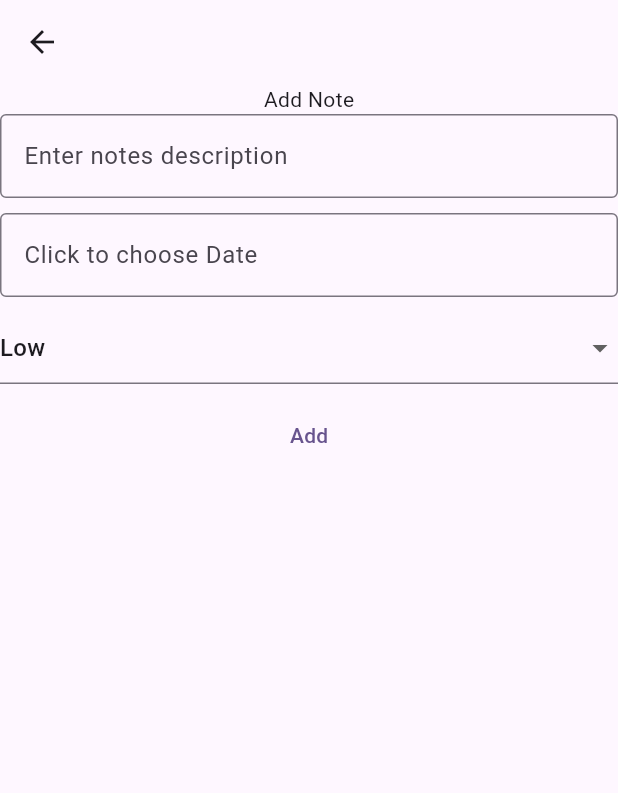
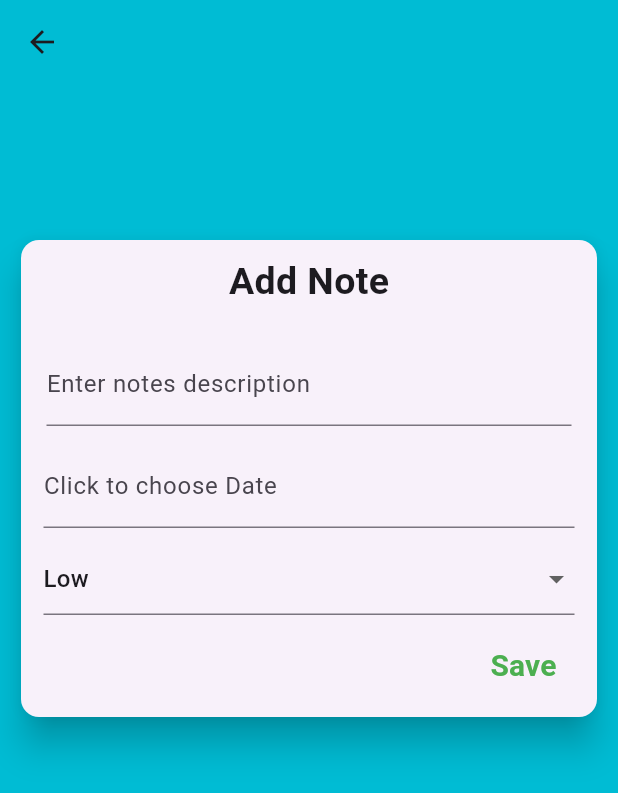
Before and after one commit to 420saqi/todoapp, a Flutter app: the screen it shows after launch, after a tap on the "add" icon, on a phone screen of 412 x 824 dp. Shown: the top 793 px of the screen. Run offline on Flutter 3.47's test engine with Material 2 defaults, Android fonts, the phone set to English and light mode, and no system bars; our stand-ins replace sqflite; accounts and stored records are empty.

Commit message:
UI is ready

```diff
--- a/lib/screens/add_new_note.dart
+++ b/lib/screens/add_new_note.dart
@@ -27,8 +27,11 @@ class _AddNewNoteState extends State<AddNewNote> {
   // dispose controller in dispose
   Future<void> insertNote() async {
     final context = this.context;
+
+    final cleanedDescription = _desController.text.trim();
+
     final id = await DBHelper.insertNoteToDb(
-      _desController.text.toString(),
+      cleanedDescription,
       _dateController.text.toString(),
       _selectedPriority.toString(),
     );
@@ -75,24 +78,41 @@ class _AddNewNoteState extends State<AddNewNote> {
   Widget build(BuildContext context) {
     return SafeArea(
       child: Scaffold(
-        appBar: AppBar(),
+        backgroundColor: Colors.cyan.shade500,
+        appBar: AppBar(
+          backgroundColor: Colors.cyan.shade500,
+        ),
         body: SingleChildScrollView(
+          padding: const EdgeInsets.only(top: 100,left: 10,right: 10),
+          child: Card(
+            elevation: 10,
+            child: Padding(
+              padding: const EdgeInsets.symmetric(
+                  horizontal: 15.0,
+              vertical: 10
+              ),
               child: Column(
+                crossAxisAlignment: CrossAxisAlignment.end,
                 children: [
                   const Center(
-                child: Text('Add Note'),
+                    child: Text('Add Note',style: TextStyle(
+                      fontWeight: FontWeight.bold,
+                      fontSize: 25,
+                    ),),
                   ),
-              TextField(
+
+                  const SizedBox(height: 20,),
+
+                   Padding(
+                     padding: EdgeInsets.all(2),
+                     child: TextField(
                        maxLines: null,
                        textInputAction: TextInputAction.newline,
                        controller: _desController,
                        decoration: const InputDecoration(
                            labelText: 'Enter notes description',
-                    border: OutlineInputBorder(
-                      borderSide: BorderSide(
-                        color: Colors.grey,
                        ),
-                    )),
+                     ),
                    ),
                   const SizedBox(
                     height: 10,
@@ -106,11 +126,7 @@ class _AddNewNoteState extends State<AddNewNote> {
                         controller: _dateController,
                         decoration: const InputDecoration(
                             labelText: 'Click to choose Date',
-                        border: OutlineInputBorder(
-                          borderSide: BorderSide(
-                            color: Colors.grey,
                         ),
-                        )),
                       ),
                     ),
                   ),
@@ -142,8 +158,14 @@ class _AddNewNoteState extends State<AddNewNote> {
                         insertNote();
                         Navigator.of(context).pop();
                       },
-                  child: const Text('Add'))
+                      child: const Text('Save',style: TextStyle(
+                        fontSize: 20,
+                        fontWeight: FontWeight.bold,
+                        color: Colors.green
+                      ),))
                 ],
+              ),
+            ),
           ),
         ),
       ),
--- a/lib/screens/home_screen.dart
+++ b/lib/screens/home_screen.dart
@@ -21,41 +21,77 @@ class _HomeScreenState extends State<HomeScreen> {
 
   @override
   Widget build(BuildContext context) {
+    final notesLength =
+        Provider.of<DatabaseProvider>(context).listOfNotes.length;
     return SafeArea(
       child: Scaffold(
-        appBar: AppBar(
-          title: const Text('Todo List'),
+        backgroundColor: Colors.cyan.shade400,
+        body: Padding(
+          padding: const EdgeInsets.symmetric(horizontal: 10.0, vertical: 10),
+          child: Column(
+            // crossAxisAlignment: CrossAxisAlignment.start,
+            children: [
+              const SizedBox(
+                height: 25,
               ),
-        body: Consumer<DatabaseProvider>(
-          builder: (context, notes, child) =>
-              ListView.builder(
+              const Text(
+                'Your Todos',
+                style: TextStyle(fontSize: 30, fontWeight: FontWeight.bold),
+              ),
+              Text(
+                "$notesLength Task",
+                style: const TextStyle(fontSize: 18),
+              ),
+              const SizedBox(
+                height: 25,
+              ),
+              Expanded(
+                child: Consumer<DatabaseProvider>(
+                  builder: (context, notes, child) => notes.listOfNotes.isEmpty
+                      ? const Center(
+                          child: Text(
+                          'No Task yet! Start adding some',
+                          style: TextStyle(
+                            fontWeight: FontWeight.w600,
+                          ),
+                        ))
+                      : ListView.builder(
                           itemCount: notes.listOfNotes.length,
                           itemBuilder: (context, index) {
-                  final getPriority = notes.listOfNotes[index]['priority'];
+                            final getPriority =
+                                notes.listOfNotes[index]['priority'];
                             print(getPriority);
                             String setPriority;
                             if (getPriority == 'Priority.low') {
                               setPriority = 'Low';
-                  }
-                  else if (getPriority == 'Priority.medium') {
+                            } else if (getPriority == 'Priority.medium') {
                               setPriority = 'Medium';
-                  }
-                  else {
+                            } else {
                               setPriority = 'High';
                             }
-                  return ListTile(
-                    title: Text(notes.listOfNotes[index]['descriptionText']),
+
+                            return Card(
+                              child: ListTile(
+                                title: Text(
+                                  notes.listOfNotes[index]['descriptionText'],
+                                  style: const TextStyle(
+                                      fontWeight: FontWeight.bold),
+                                ),
                                 subtitle: Row(
                                   children: [
-                        Text(notes.listOfNotes[index]['date'],
+                                    Text(
+                                      notes.listOfNotes[index]['date'],
                                       style: const TextStyle(
-                              color: Colors.cyan
-                          ),),
-                        const SizedBox(width: 20,),
-
-                        Text(setPriority, style: const TextStyle(
-                            color: Colors.green
-                        ),),
+                                          color: Colors.deepPurple),
+                                    ),
+                                    const SizedBox(
+                                      width: 20,
+                                    ),
+                                    Text(
+                                      setPriority,
+                                      style:
+                                          const TextStyle(color: Colors.teal),
+                                    ),
                                   ],
                                 ),
                                 trailing: Row(
@@ -63,29 +99,49 @@ class _HomeScreenState extends State<HomeScreen> {
                                   children: [
                                     IconButton(
                                       onPressed: () {
-                            final id = notes.listOfNotes[index]['id'];
-                            notes.deleteNoteFromProvider(id);
+                                        // edit notes
+                                        print(
+                                            "runtime type of priority::${notes.listOfNotes[index]['priority'].runtimeType}");
+                                        Navigator.of(context)
+                                            .push(MaterialPageRoute(
+                                          builder: (context) =>
+                                              EditExistingNote(
+                                            id: notes.listOfNotes[index]['id'],
+                                            dateTime: notes.listOfNotes[index]
+                                                ['date'],
+                                            description:
+                                                notes.listOfNotes[index]
+                                                    ['descriptionText'],
+                                            priority: notes.listOfNotes[index]
+                                                ['priority'],
+                                          ),
+                                        ));
                                       },
-                          icon: const Icon(Icons.delete),
+                                      icon: const Icon(
+                                        Icons.edit,
+                                        color: Colors.deepPurple,
+                                      ),
                                     ),
                                     IconButton(
                                       onPressed: () {
-                            // edit notes
-                            print("runtime type of priority::${notes.listOfNotes[index]['priority'].runtimeType}");
-                            Navigator.of(context).push(MaterialPageRoute(
-                              builder: (context) =>  EditExistingNote(
-                                id:notes.listOfNotes[index]['id'] ,
-                                dateTime: notes.listOfNotes[index]['date'],
-                                description:notes.listOfNotes[index]['descriptionText'],
-                                   priority: notes.listOfNotes[index]['priority'],
-                              ),));
+                                        final id =
+                                            notes.listOfNotes[index]['id'];
+                                        notes.deleteNoteFromProvider(id);
                                       },
-                          icon: const Icon(Icons.edit),
+                                      icon: const Icon(
+                                        Icons.delete,
+                                        color: Colors.deepOrange,
+                                      ),
                                     ),
                                   ],
                                 ),
+                              ),
                             );
                           },
+                        ),
+                ),
+              ),
+            ],
           ),
         ),
         floatingActionButton: FloatingActionButton(
```
Also changed, not shown: lib/screens/edit_existing_note.dart (+24 -12 lines). Lines whose indentation alone changed are shown as unchanged.
